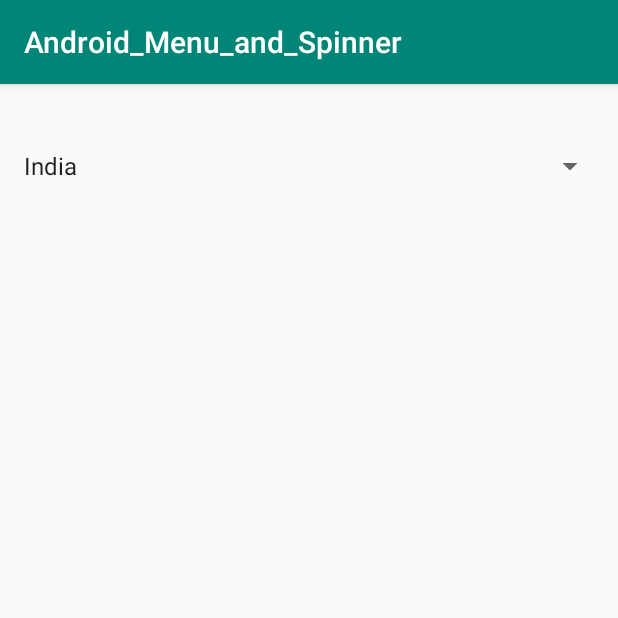
After one commit to KaranKumar1811/Android_Menu_and_Spinner, an Android app: the PickerActivity screen opened directly, with no data from a screen before it, on a phone screen of 412 x 824 dp, the top half of it. The commit adds this screen. Run offline under Robolectric (Android 15) with nearby library versions, the phone set to English and light mode, and no system bars.

```diff
--- a/app/src/main/AndroidManifest.xml
+++ b/app/src/main/AndroidManifest.xml
@@ -9,6 +9,7 @@
         android:roundIcon="@mipmap/ic_launcher_round"
         android:supportsRtl="true"
         android:theme="@style/AppTheme">
+        <activity android:name=".PickerActivity"></activity>
         <activity android:name=".MainActivity">
             <intent-filter>
                 <action android:name="android.intent.action.MAIN" />
--- a/app/src/main/java/com/example/android_menu_and_spinner/MainActivity.java
+++ b/app/src/main/java/com/example/android_menu_and_spinner/MainActivity.java
@@ -3,6 +3,7 @@ package com.example.android_menu_and_spinner;
 import androidx.annotation.NonNull;
 import androidx.appcompat.app.AppCompatActivity;
 
+import android.content.Intent;
 import android.os.Bundle;
 import android.view.ContextMenu;
 import android.view.Menu;
@@ -47,6 +48,7 @@ public class MainActivity extends AppCompatActivity implements PopupMenu.OnMenuI
         switch (item.getItemId()){
             case R.id.action_add:
             {
+
                 Toast.makeText(MainActivity.this,"ADD",Toast.LENGTH_LONG).show();
 
                 break;
@@ -74,6 +76,7 @@ public class MainActivity extends AppCompatActivity implements PopupMenu.OnMenuI
         switch (item.getItemId()){
             case R.id.action_add:
             {
+
                 Toast.makeText(MainActivity.this,"ADD",Toast.LENGTH_LONG).show();
 
                 break;
@@ -103,6 +106,8 @@ public class MainActivity extends AppCompatActivity implements PopupMenu.OnMenuI
         switch (menuItem.getItemId()){
             case R.id.action_add:
             {
+                Intent intent=new Intent(MainActivity.this,PickerActivity.class);
+                startActivity(intent);
                 Toast.makeText(MainActivity.this,"ADD",Toast.LENGTH_LONG).show();
 
                 break;
--- /dev/null
+++ b/app/src/main/java/com/example/android_menu_and_spinner/PickerActivity.java
@@ -0,0 +1,14 @@
+package com.example.android_menu_and_spinner;
+
+import androidx.appcompat.app.AppCompatActivity;
+
+import android.os.Bundle;
+
+public class PickerActivity extends AppCompatActivity {
+
+    @Override
+    protected void onCreate(Bundle savedInstanceState) {
+        super.onCreate(savedInstanceState);
+        setContentView(R.layout.activity_picker);
+    }
+}
--- /dev/null
+++ b/app/src/main/res/layout/activity_picker.xml
@@ -0,0 +1,25 @@
+<?xml version="1.0" encoding="utf-8"?>
+<androidx.constraintlayout.widget.ConstraintLayout xmlns:android="http://schemas.android.com/apk/res/android"
+    xmlns:app="http://schemas.android.com/apk/res-auto"
+    xmlns:tools="http://schemas.android.com/tools"
+    android:layout_width="match_parent"
+    android:layout_height="match_parent"
+    tools:context=".PickerActivity">
+
+    <Spinner
+        android:id="@+id/spinner"
+        android:layout_width="0dp"
+        android:layout_height="wrap_content"
+        android:layout_marginStart="8dp"
+        android:layout_marginLeft="8dp"
+        android:layout_marginEnd="8dp"
+        android:layout_marginRight="8dp"
+        android:entries="@array/array_country"
+        android:spinnerMode="dialog"
+        app:layout_constraintBottom_toBottomOf="parent"
+        app:layout_constraintEnd_toEndOf="parent"
+        app:layout_constraintHorizontal_bias="0.0"
+        app:layout_constraintStart_toStartOf="parent"
+        app:layout_constraintTop_toTopOf="parent"
+        app:layout_constraintVertical_bias="0.057" />
+</androidx.constraintlayout.widget.ConstraintLayout>
--- a/app/src/main/res/menu/menu_main.xml
+++ b/app/src/main/res/menu/menu_main.xml
@@ -5,7 +5,7 @@
     <item
         android:id="@+id/action_add"
         android:icon="@drawable/ic_action_add"
-        android:title="Add"
+        android:title="Picker View"
         app:showAsAction="always" />
     <item
         android:id="@+id/action_edit"
--- a/app/src/main/res/values/strings.xml
+++ b/app/src/main/res/values/strings.xml
@@ -1,3 +1,16 @@
 <resources>
     <string name="app_name">Android_Menu_and_Spinner</string>
+    <array name="array_country">
+        <item>India</item>
+        <item>Canada</item>
+        <item>USA</item>
+        <item>Pakistan</item>
+        <item>Russia</item>
+        <item>UAE</item>
+        <item>France</item>
+        <item>Bhutan</item>
+        <item>Jamica</item>
+        <item>Kenya</item>
+    </array>
+
 </resources>
```
